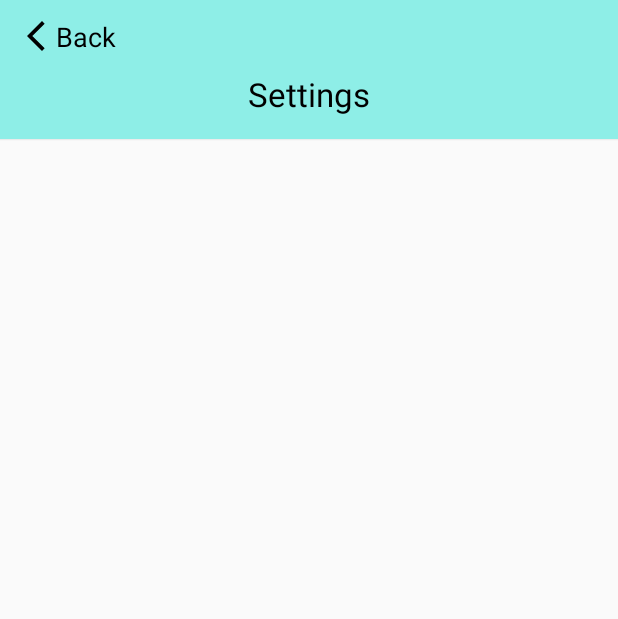
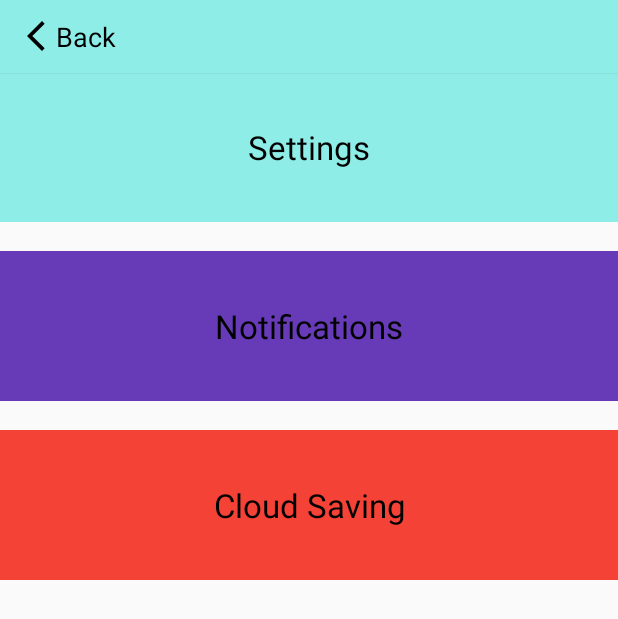
Before and after one commit to NickCoffin/Layout_Version, an Android app: the Settings screen opened directly, with no data from a screen before it, on a phone screen of 412 x 824 dp. Shown: the top 619 px of the screen. Run offline under Robolectric (Android 15) with nearby library versions, the phone set to English and light mode, and no system bars.

```diff
--- /dev/null
+++ b/Android/Layout_Version/app/src/main/java/com/example/layout_version/Displayable_Policy.java
@@ -0,0 +1,5 @@
+package com.example.layout_version;
+
+public interface Displayable_Policy {
+    public String get_display_text();
+}
--- a/Android/Layout_Version/app/src/main/res/layout/settings.xml
+++ b/Android/Layout_Version/app/src/main/res/layout/settings.xml
@@ -6,11 +6,12 @@
     android:layout_height="match_parent">
 
     <RelativeLayout
+        android:id="@+id/relativeLayout"
         android:layout_width="match_parent"
         android:layout_height="wrap_content"
-        android:padding="12dp"
         android:layout_margin="0dp"
         android:background="#8EEEE7"
+        android:padding="12dp"
         android:translationZ="1dp"
         app:layout_constraintTop_toTopOf="parent">
 
@@ -26,29 +27,62 @@
             android:layout_height="wrap_content"
             android:layout_marginStart="25dp"
             android:text="Back"
-            android:textColor="@color/black"
-            android:textAppearance="@style/TextAppearance.AppCompat.Medium" />
+            android:textAppearance="@style/TextAppearance.AppCompat.Medium"
+            android:textColor="@color/black" />
 
     </RelativeLayout>
 
     <LinearLayout
+        android:id="@+id/setting_list"
         android:layout_width="match_parent"
         android:layout_height="wrap_content"
         android:layout_marginTop="48dp"
-        android:paddingBottom="15dp"
-        android:translationZ="1dp"
-        android:background="#8EEEE7"
+        android:orientation="vertical"
         app:layout_constraintTop_toTopOf="parent">
 
         <TextView
+            android:id="@+id/textView"
+            android:layout_width="match_parent"
+            android:layout_height="150px"
+            android:layout_weight="1"
+            android:background="#8EEEE7"
+            android:gravity="center"
+            android:text="Settings"
+            android:textAppearance="@style/TextAppearance.AppCompat.Large"
+            android:textColor="@color/black" />
+
+        <TextView
+            android:id="@+id/spacer"
             android:layout_width="match_parent"
             android:layout_height="wrap_content"
-            android:text="Settings"
+            android:layout_weight="1" />
+
+        <TextView
+            android:id="@+id/notification_settings"
+            android:layout_width="match_parent"
+            android:layout_height="150px"
+            android:background="#673AB7"
+            android:gravity="center"
+            android:text="Notifications"
             android:textAppearance="@style/TextAppearance.AppCompat.Large"
-            android:textColor="@color/black"
+            android:textColor="@color/black" />
+
+        <TextView
+            android:id="@+id/spacer2"
+            android:layout_width="match_parent"
+            android:layout_height="wrap_content"
+            android:layout_weight="1" />
+
+        <TextView
+            android:id="@+id/cloud_saving_settings2"
+            android:layout_width="match_parent"
+            android:layout_height="150px"
+            android:layout_weight="1"
+            android:background="#F44336"
             android:gravity="center"
-            />
-
+            android:text="Cloud Saving"
+            android:textAppearance="@style/TextAppearance.AppCompat.Large"
+            android:textColor="@color/black" />
     </LinearLayout>
 
 </androidx.constraintlayout.widget.ConstraintLayout>
```
Also changed, not shown: Android/Layout_Version/app/src/main/java/com/example/layout_version/BackEnd.java (added, +22 -0 lines), Android/Layout_Version/app/src/main/java/com/example/layout_version/Camera.java (+4 -17 lines), Android/Layout_Version/app/src/main/java/com/example/layout_version/Camera_Page.java (added, +15 -0 lines), Android/Layout_Version/app/src/main/java/com/example/layout_version/Criteria.java (added, +15 -0 lines), Android/Layout_Version/app/src/main/java/com/example/layout_version/Notification_Policy.java (added, +22 -0 lines), Android/Layout_Version/app/src/main/java/com/example/layout_version/Saving_Policy.java (added, +16 -0 lines).
